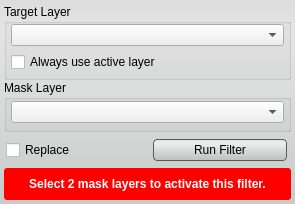
Qt form src/Interface/ToolInterface/AndFilterInterface.ui (jessdtate/Seg3D) before a commit.
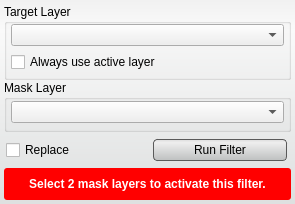
The same form after that commit. Custom widgets are drawn as their Qt base class.

```diff
--- a/src/Interface/ToolInterface/AndFilterInterface.ui
+++ b/src/Interface/ToolInterface/AndFilterInterface.ui
@@ -34,7 +34,7 @@
   <property name="styleSheet">
    <string notr="true">QWidget#AndFilterInterface{
 	border-radius: 3px;
-	background-color: qlineargradient(spread:pad, x1:0.5, y1:0, x2:0.5, y2:0.960227, stop:0 rgba(221, 221, 221, 255), stop:0.155779 rgba(228, 228, 228, 255), stop:1 rgba(202, 204, 204, 255));      
+	background-color: qlineargradient(spread:pad, x1:0.5, y1:0, x2:0.5, y2:0.960227, stop:0 rgba(241, 241, 241, 255), stop:0.155779 rgba(250, 250, 250, 255), stop:1 rgba(222, 224, 224, 255));      
 }
 
 QPushButton{
```
